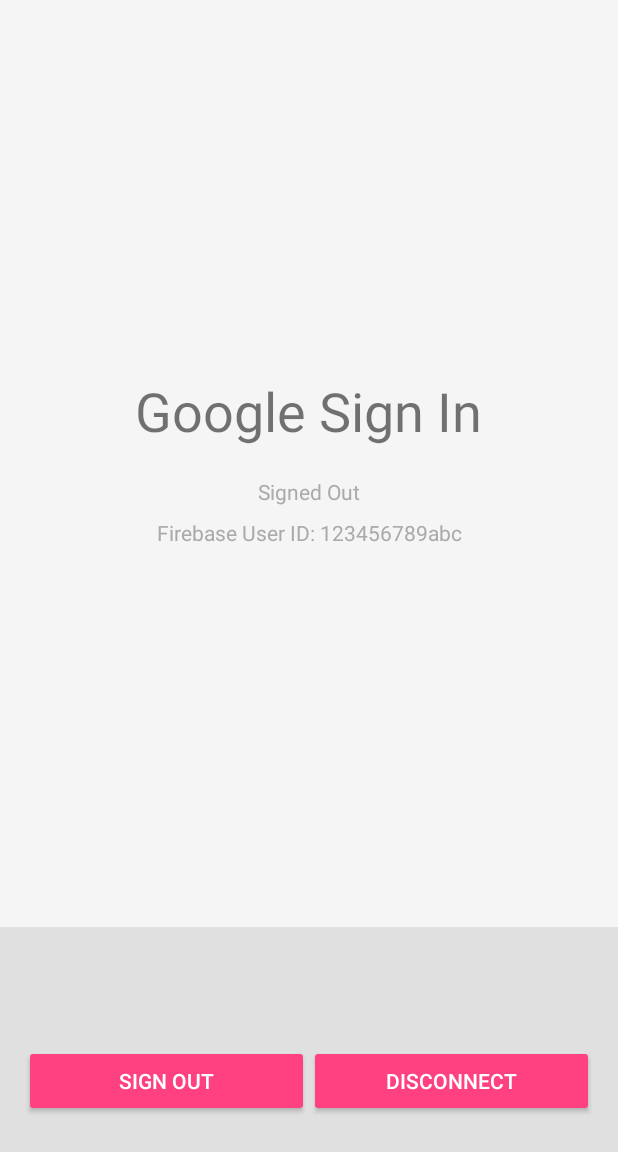
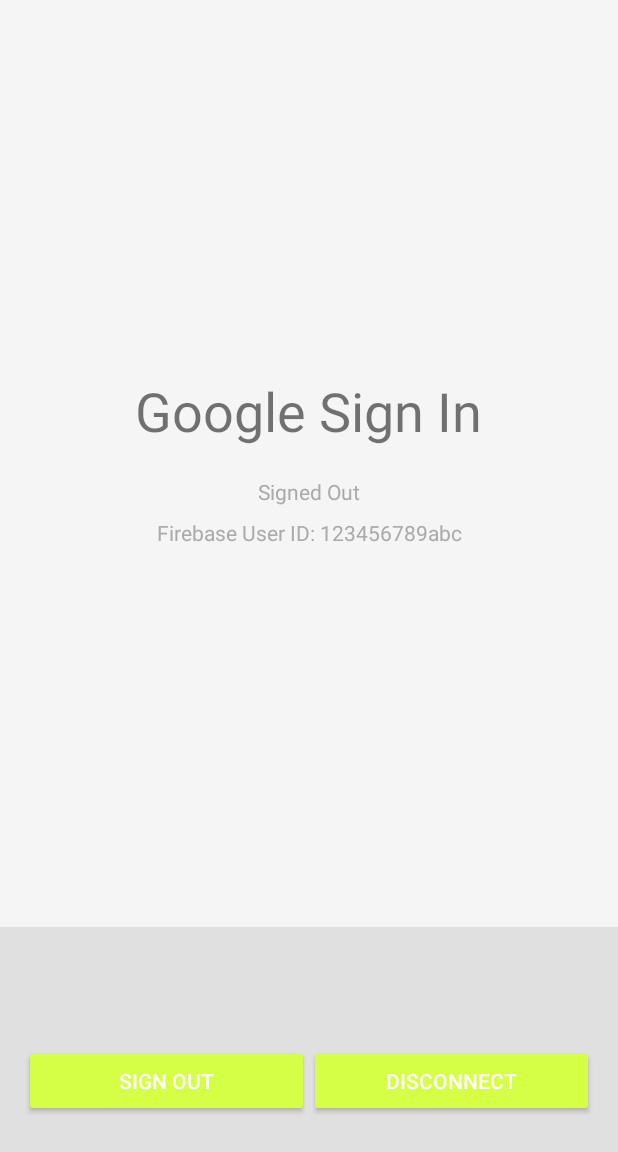
Before and after one commit to btdrucke/listster, an Android app: the layout activity_google.xml on its own in the app's theme, with its tools: preview values and no code run, on a phone screen of 412 x 824 dp. Shown: the top 1152 px of the screen. Run offline under Robolectric (Android 15) with nearby library versions, the phone set to English and light mode, and no system bars.

Commit message:
new theme

```diff
--- a/app/src/main/java/com/whizbang/listster/MyFirebaseMessagingService.java
+++ b/app/src/main/java/com/whizbang/listster/MyFirebaseMessagingService.java
@@ -84,8 +84,7 @@ public class MyFirebaseMessagingService extends FirebaseMessagingService {
 
         Uri defaultSoundUri = RingtoneManager.getDefaultUri(RingtoneManager.TYPE_NOTIFICATION);
         NotificationCompat.Builder notificationBuilder = new NotificationCompat.Builder(
-                this).setSmallIcon(R.drawable.ic_notification)
-                .setContentTitle("FCM Message")
+                this).setContentTitle("FCM Message")
                 .setContentText(messageBody)
                 .setAutoCancel(true)
                 .setSound(defaultSoundUri)
--- a/app/src/main/res/layout/activity_main.xml
+++ b/app/src/main/res/layout/activity_main.xml
@@ -43,10 +43,10 @@
 
                         <TextView
                             android:id="@+id/toolbar_title"
+                            style="@style/TextAppearance.AppCompat.Widget.ActionBar.Title"
                             android:layout_height="wrap_content"
                             android:layout_width="wrap_content"
-                            android:textColor="@android:color/white"
-                            android:textSize="22sp"/>
+                            android:textColor="@color/colorAccent"/>
 
                         <android.support.design.widget.TextInputLayout
                             android:id="@+id/title_text_input_layout"
@@ -83,7 +83,7 @@
             android:layout_marginEnd="@dimen/activity_horizontal_margin"
             android:layout_width="wrap_content"
             android:src="@android:drawable/ic_input_add"
-            android:tint="@android:color/white"/>
+            android:tint="@color/colorPrimaryDark"/>
 
     </RelativeLayout>
 </layout>
--- a/app/src/main/res/menu/activity_menu.xml
+++ b/app/src/main/res/menu/activity_menu.xml
@@ -5,5 +5,6 @@
     <item
         android:id="@+id/menu_item_logout"
         android:icon="@drawable/ic_logout"
-        android:title="@string/menu_logout"/>
+        android:title="@string/menu_logout"
+        app:showAsAction="always"/>
 </menu>
--- a/app/src/main/res/values/colors.xml
+++ b/app/src/main/res/values/colors.xml
@@ -1,8 +1,8 @@
 <?xml version="1.0" encoding="utf-8"?>
 <resources>
-    <color name="colorPrimary">#3F51B5</color>
-    <color name="colorPrimaryDark">#303F9F</color>
-    <color name="colorAccent">#FF4081</color>
+    <color name="colorPrimary">#ffffff</color>
+    <color name="colorPrimaryDark">#111111</color>
+    <color name="colorAccent">#D5FF44</color>
 
     <color name="grey_100">#F5F5F5</color>
     <color name="grey_300">#E0E0E0</color>
--- a/app/src/main/res/values/styles.xml
+++ b/app/src/main/res/values/styles.xml
@@ -3,12 +3,19 @@
     <!-- Base application theme. -->
     <style name="AppTheme" parent="Theme.AppCompat.Light.NoActionBar">
         <!-- Customize your theme here. -->
-        <item name="colorPrimary">@color/colorPrimary</item>
+        <item name="colorPrimary">@color/colorPrimaryDark</item>
         <item name="colorPrimaryDark">@color/colorPrimaryDark</item>
         <item name="colorAccent">@color/colorAccent</item>
+        <item name="android:textColorPrimary">@color/colorPrimary</item>
+        <item name="android:textColorSecondary">@color/colorPrimary</item>
+        <item name="android:textColorHint">@color/colorPrimary</item>
+    </style>
+
+
+    <style name="ToolbarStyle" parent="Theme.AppCompat">
         <item name="android:textColorPrimary">@android:color/white</item>
         <item name="android:textColorSecondary">@android:color/white</item>
-        <item name="android:textColorHint">@android:color/white</item>
+        <item name="actionMenuTextColor">@android:color/white</item>
     </style>
 
     <!-- Activity with no Title -->
```
